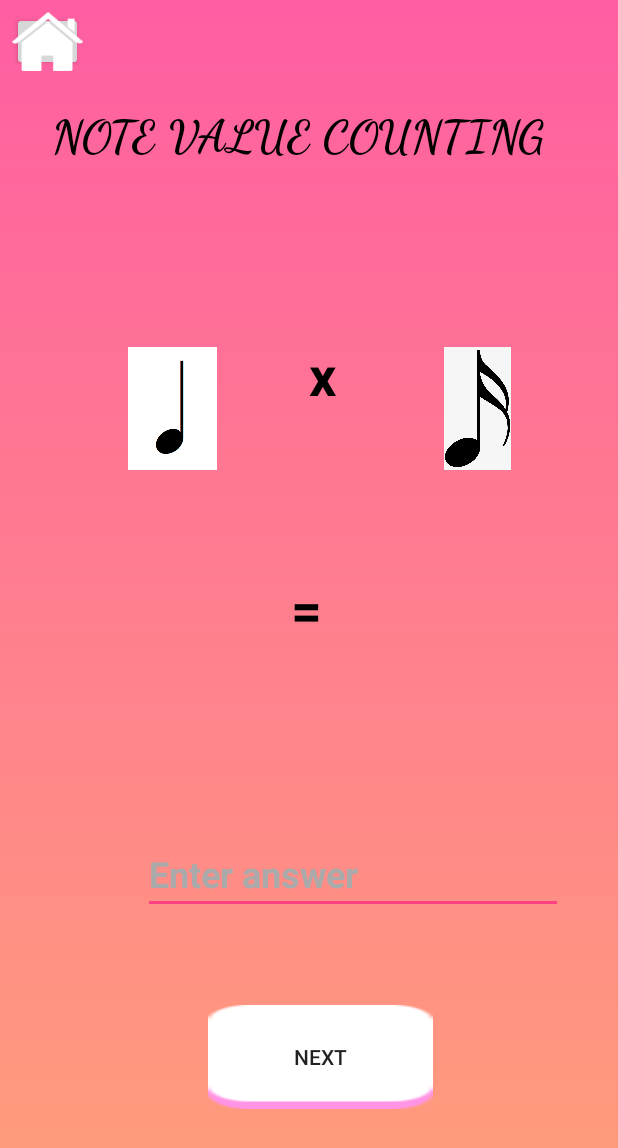
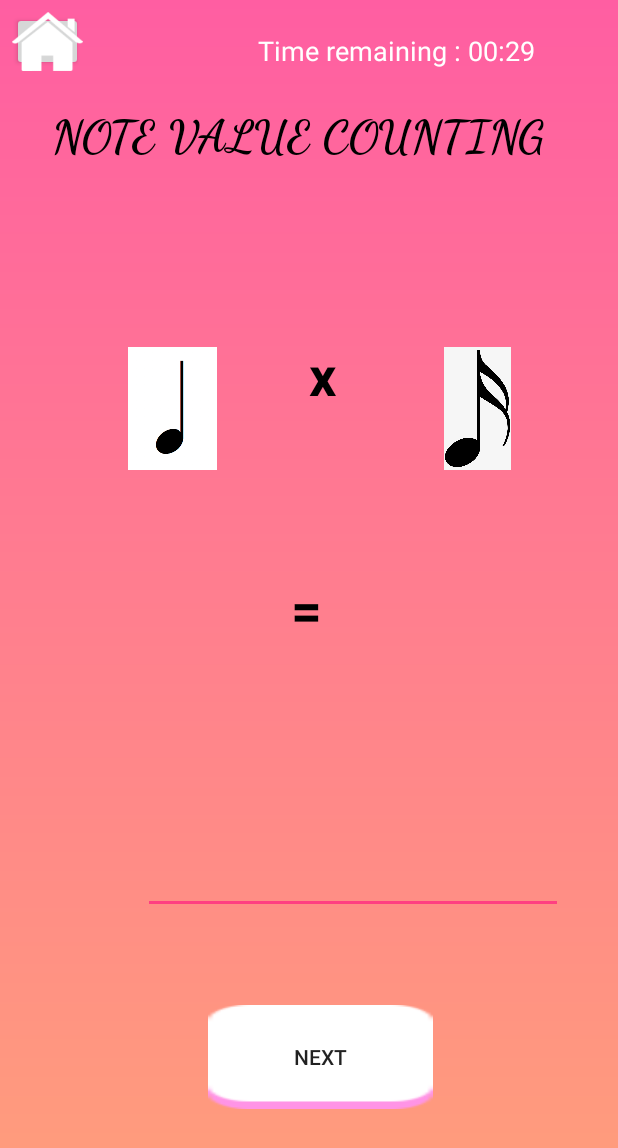
Before and after one commit to Rashy98/4T4_WMusic, an Android app: the level03_int03 screen opened directly, with no data from a screen before it, on a phone screen of 412 x 824 dp. Shown: the top 1148 px of the screen. Run offline under Robolectric (Android 15) with nearby library versions, the phone set to English and light mode, and no system bars.

Commit message:
level 3 modifications

```diff
--- a/app/src/main/java/com/example/a4t4wmlv4/level03_int03.java
+++ b/app/src/main/java/com/example/a4t4wmlv4/level03_int03.java
@@ -4,17 +4,40 @@ import androidx.appcompat.app.AppCompatActivity;
 
 import android.content.Intent;
 import android.os.Bundle;
+import android.os.CountDownTimer;
+import android.text.format.DateUtils;
 import android.view.View;
 import android.widget.Button;
+import android.widget.EditText;
+import android.widget.TextView;
+import android.widget.Toast;
 
 public class level03_int03 extends AppCompatActivity {
 
-    private Button home;
-
+    private Button home, ok;
+    private double answer = 0.25;
     @Override
     protected void onCreate(Bundle savedInstanceState) {
         super.onCreate(savedInstanceState);
         setContentView(R.layout.activity_level03_int03);
+
+        final TextView time = (TextView) findViewById(R.id.lvl3time3);
+        CountDownTimer ctdown = new CountDownTimer(30000,1000) {
+            @Override
+            public void onTick(long l) {
+
+                TextView time = (TextView) findViewById(R.id.lvl3time3);
+
+                time.setText("Time remaining : " + DateUtils.formatElapsedTime(l/1000));
+            }
+
+            @Override
+            public void onFinish() {
+                Intent a = new Intent(level03_int03.this,timesup.class);
+                startActivity(a);
+
+            }
+        }.start();
 
         home = (Button) findViewById(R.id.lvl3Homebtn);
 
@@ -27,5 +50,26 @@ public class level03_int03 extends AppCompatActivity {
             }
         });
 
+        ok = (Button) findViewById(R.id.cnfBtn);
+
+        ok.setOnClickListener(new View.OnClickListener() {
+            @Override
+            public void onClick(View view) {
+
+                EditText editText = findViewById(R.id.editTextMul);
+
+                if(Double.parseDouble(editText.getText().toString()) == answer) {
+
+                    Intent intent = new Intent(level03_int03.this, level03_int02.class);
+                    startActivity(intent);
+
+                    editText.setText("");
+                }else{
+                    Toast.makeText(level03_int03.this, "Wrong answer", Toast.LENGTH_SHORT).show();
+                    editText.setText("");
+                }
+            }
+        });
+
     }
 }
--- a/app/src/main/java/com/example/a4t4wmlv4/level03_main.java
+++ b/app/src/main/java/com/example/a4t4wmlv4/level03_main.java
@@ -35,7 +35,9 @@ public class level03_main extends AppCompatActivity {
         home.setOnClickListener(new View.OnClickListener() {
             @Override
             public void onClick(View view) {
-                finish();
+                Intent i = new Intent(level03_main.this, mainMenu.class);
+                startActivity(i);
+
             }
         });
         btn1.setOnClickListener(new View.OnClickListener() {
--- a/app/src/main/java/com/example/a4t4wmlv4/mainMenu.java
+++ b/app/src/main/java/com/example/a4t4wmlv4/mainMenu.java
@@ -94,7 +94,7 @@ public class mainMenu extends AppCompatActivity {
 
         else if(v == button03)
         {
-            Intent intent = new Intent(this, level03_int01.class);
+            Intent intent = new Intent(this, level03_main.class);
             startActivity(intent);
         }
         else if(v == button04)
--- a/app/src/main/res/layout/activity_level03_int03.xml
+++ b/app/src/main/res/layout/activity_level03_int03.xml
@@ -8,9 +8,29 @@
     tools:context=".level03_int03">
 
 
+        <TextView
+            android:id="@+id/lvl3time3"
+            android:layout_width="280dp"
+            android:layout_height="36dp"
+            android:layout_marginStart="8dp"
+            android:layout_marginLeft="8dp"
+            android:layout_marginTop="8dp"
+
+            android:layout_marginEnd="8dp"
+            android:layout_marginRight="8dp"
+            android:layout_marginBottom="8dp"
+            android:gravity="center"
+            android:textColor="#fff"
+            android:textSize="18sp"
+            app:layout_constraintBottom_toTopOf="@+id/textView19"
+            app:layout_constraintEnd_toEndOf="parent"
+            app:layout_constraintHorizontal_bias="1.0"
+            app:layout_constraintStart_toEndOf="@+id/lvl3Homebtn"
+            app:layout_constraintTop_toTopOf="parent"
+            app:layout_constraintVertical_bias="0.4" />
 
         <Button
-            android:id="@+id/button2"
+            android:id="@+id/cnfBtn"
             android:layout_width="150dp"
             android:layout_height="wrap_content"
             android:layout_marginStart="8dp"
@@ -24,12 +44,12 @@
             app:layout_constraintEnd_toEndOf="parent"
             app:layout_constraintHorizontal_bias="0.53"
             app:layout_constraintStart_toStartOf="parent"
-            app:layout_constraintTop_toBottomOf="@+id/editText3"
+            app:layout_constraintTop_toBottomOf="@+id/editTextMul"
             app:layout_constraintVertical_bias="0.215"
             android:background="@drawable/bgpink"/>
 
         <EditText
-            android:id="@+id/editText3"
+            android:id="@+id/editTextMul"
             android:layout_width="wrap_content"
             android:layout_height="wrap_content"
             android:layout_marginStart="8dp"
@@ -40,7 +60,6 @@
             android:layout_marginBottom="8dp"
             android:ems="10"
             android:inputType="numberDecimal"
-            android:text="Enter answer"
             android:textColor="@android:color/darker_gray"
             android:textSize="24sp"
             android:textStyle="bold"
```
Also changed, not shown: app/src/main/java/com/example/a4t4wmlv4/level03_int01.java (+38 -2 lines), app/src/main/java/com/example/a4t4wmlv4/level03_int02.java (+37 -2 lines), app/src/main/res/layout/activity_level03_int01.xml (+23 -3 lines), app/src/main/res/layout/activity_level03_int02.xml (+24 -4 lines).
